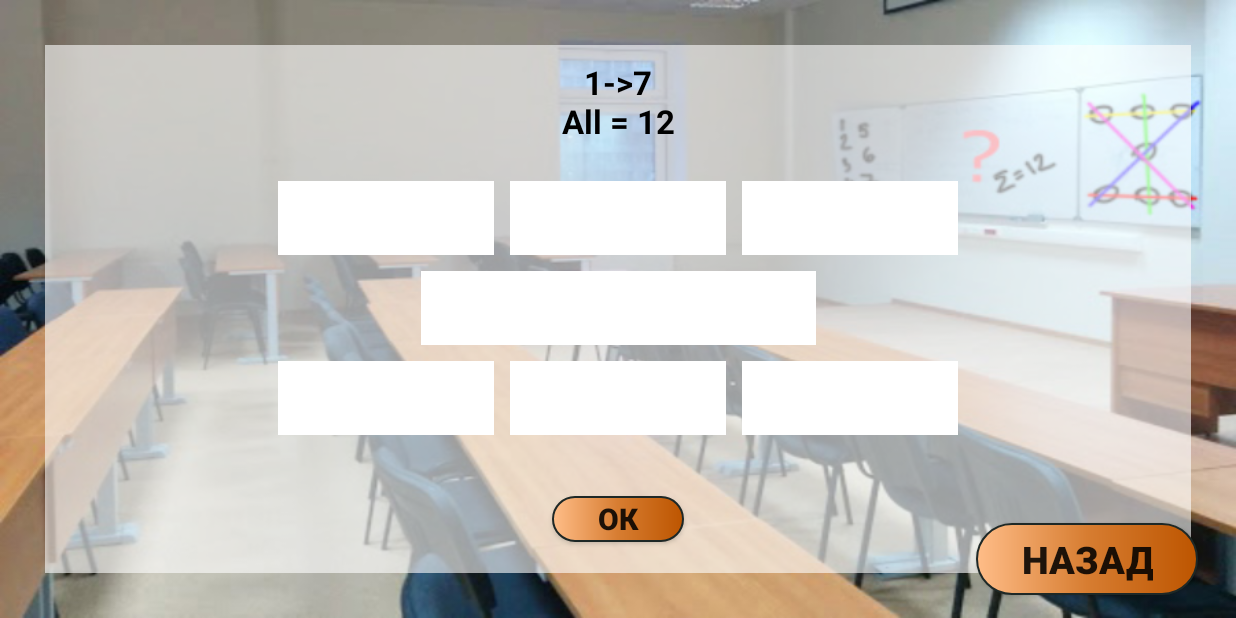
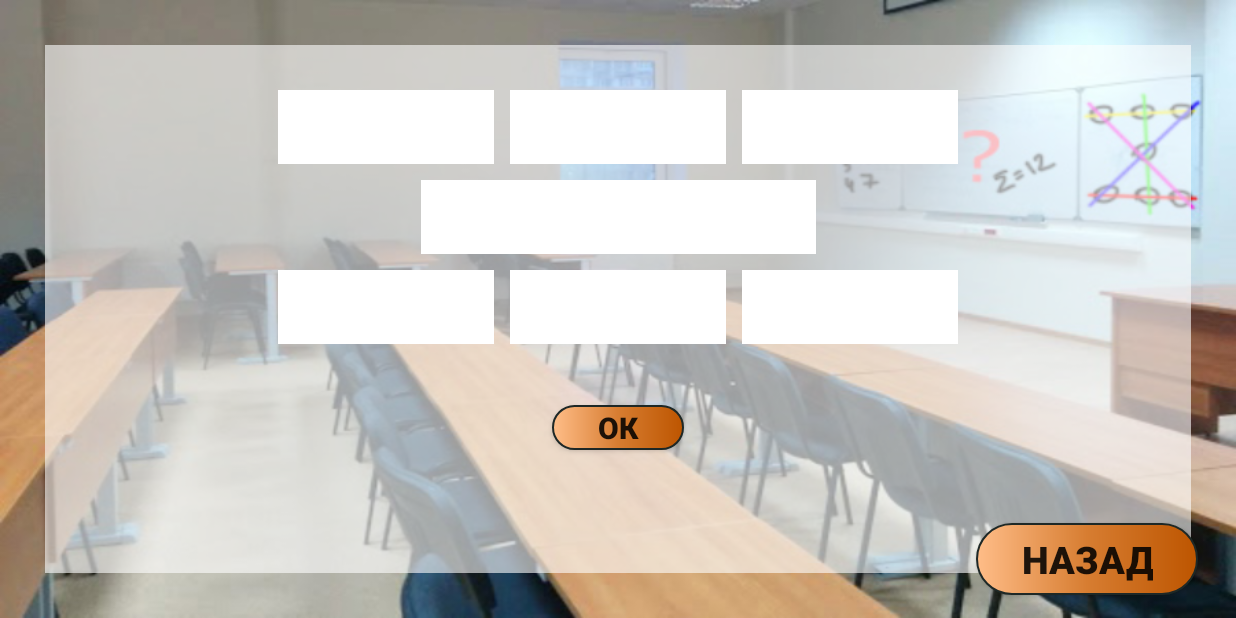
Before and after one commit to AnastasiiaDanchenko/MIEM, an Android app: the TaskActivity screen opened directly, with no data from a screen before it, on a phone screen of 824 x 412 dp (held sideways). Run offline under Robolectric (Android 15) with nearby library versions, the phone set to English and light mode, and no system bars.

Commit message:
Update activity_task.xml

```diff
--- a/app/src/main/res/layout/activity_task.xml
+++ b/app/src/main/res/layout/activity_task.xml
@@ -17,17 +17,10 @@
         android:weightSum="20"
         android:orientation="vertical">
 
-        <TextView
-            android:layout_weight="5"
+        <Space
             android:layout_width="match_parent"
             android:layout_height="0dp"
-            android:paddingLeft="40dp"
-            android:paddingRight="40dp"
-            android:text="@string/task"
-            android:textColor="#000000"
-            android:gravity="center"
-            android:textSize="22sp"
-            android:textStyle="bold"/>
+            android:layout_weight="1"/>
 
         <LinearLayout
             android:layout_width="match_parent"
@@ -44,7 +37,9 @@
                 android:layout_margin="5dp"
                 android:layout_height="match_parent"
                 android:layout_width="0dp"
-                android:ems="10"/>
+                android:inputType="number"
+                android:maxLength="1"
+                android:ems="1"/>
             <EditText
                 android:background="#FFFFFF"
                 android:id="@+id/text2"
@@ -52,12 +47,16 @@
                 android:layout_margin="5dp"
                 android:layout_height="match_parent"
                 android:layout_width="0dp"
-                android:ems="10"/>
+                android:inputType="number"
+                android:maxLength="1"
+                android:ems="1"/>
             <EditText
                 android:background="#FFFFFF"
                 android:id="@+id/text3"
                 android:layout_weight="1"
                 android:layout_margin="5dp"
+                android:inputType="number"
+                android:maxLength="1"
                 android:layout_height="match_parent"
                 android:layout_width="0dp"
                 android:ems="10"/>
@@ -75,9 +74,11 @@
                 android:id="@+id/text4"
                 android:layout_weight="4"
                 android:layout_margin="5dp"
+                android:inputType="number"
+                android:maxLength="1"
                 android:layout_height="match_parent"
                 android:layout_width="0dp"
-                android:ems="10"/>
+                android:ems="1"/>
         </LinearLayout>
         <LinearLayout
             android:layout_width="match_parent"
@@ -94,7 +95,9 @@
                 android:layout_margin="5dp"
                 android:layout_height="match_parent"
                 android:layout_width="0dp"
-                android:ems="10"/>
+                android:inputType="number"
+                android:maxLength="1"
+                android:ems="1"/>
             <EditText
                 android:background="#FFFFFF"
                 android:id="@+id/text6"
@@ -102,15 +105,19 @@
                 android:layout_margin="5dp"
                 android:layout_height="match_parent"
                 android:layout_width="0dp"
-                android:ems="10"/>
+                android:inputType="number"
+                android:maxLength="1"
+                android:ems="1"/>
             <EditText
                 android:background="#FFFFFF"
                 android:id="@+id/text7"
                 android:layout_weight="1"
+                android:inputType="number"
+                android:maxLength="1"
                 android:layout_margin="5dp"
                 android:layout_height="match_parent"
                 android:layout_width="0dp"
-                android:ems="10"/>
+                android:ems="1"/>
         </LinearLayout>
 
         <Button
```
